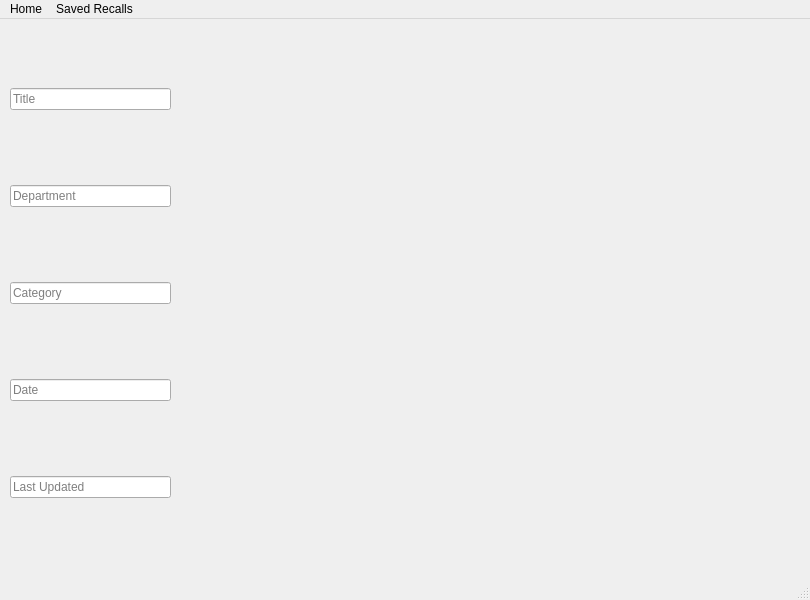
The window that Home.ui (KevinRoseTech/CanGovRecallPy) describes before a commit, drawn with Qt 5.
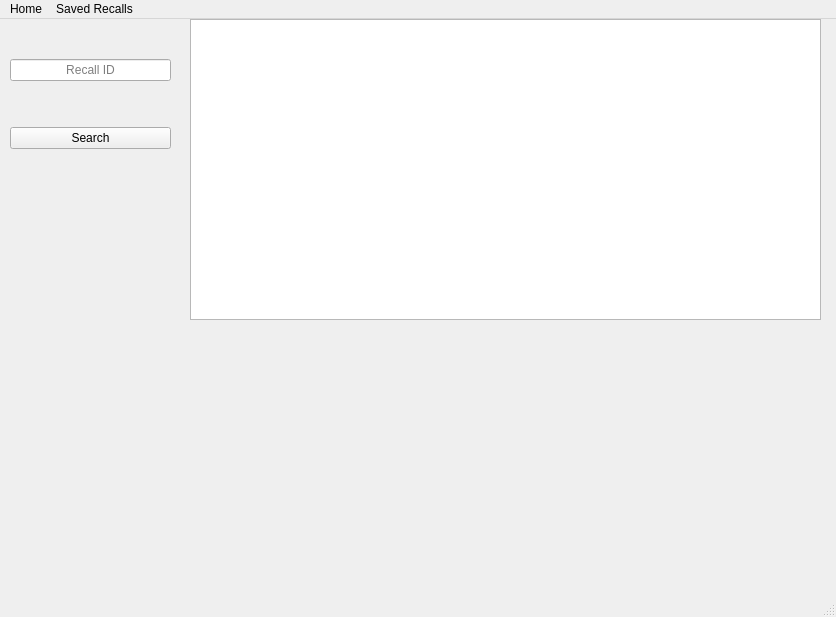
The same window after the commit.

Commit message: Framework to display info in tiles

```diff
--- a/Home.ui
+++ b/Home.ui
@@ -6,82 +6,63 @@
    <rect>
     <x>0</x>
     <y>0</y>
-    <width>810</width>
-    <height>600</height>
+    <width>836</width>
+    <height>617</height>
    </rect>
   </property>
   <property name="windowTitle">
    <string>MainWindow</string>
   </property>
   <widget class="QWidget" name="centralwidget">
-   <widget class="QWidget" name="gridLayoutWidget">
-    <property name="geometry">
-     <rect>
-      <x>180</x>
-      <y>0</y>
-      <width>621</width>
-      <height>551</height>
-     </rect>
-    </property>
-    <layout class="QGridLayout" name="gridLayout"/>
-   </widget>
    <widget class="QWidget" name="verticalLayoutWidget">
     <property name="geometry">
      <rect>
       <x>10</x>
       <y>0</y>
       <width>161</width>
-      <height>551</height>
+      <height>171</height>
      </rect>
     </property>
     <layout class="QVBoxLayout" name="verticalLayout">
-     <item>
-      <widget class="QLineEdit" name="lineEdit_2">
-       <property name="placeholderText">
-        <string>Title</string>
-       </property>
-      </widget>
-     </item>
-     <item>
-      <widget class="QLineEdit" name="lineEdit_5">
-       <property name="placeholderText">
-        <string>Department</string>
-       </property>
-      </widget>
-     </item>
-     <item>
-      <widget class="QLineEdit" name="lineEdit">
-       <property name="placeholderText">
-        <string>Category</string>
-       </property>
-      </widget>
-     </item>
      <item>
       <widget class="QLineEdit" name="lineEdit_4">
        <property name="text">
         <string/>
        </property>
+       <property name="alignment">
+        <set>Qt::AlignCenter</set>
+       </property>
        <property name="placeholderText">
-        <string>Date</string>
+        <string>Recall ID</string>
        </property>
       </widget>
      </item>
      <item>
-      <widget class="QLineEdit" name="lineEdit_3">
-       <property name="placeholderText">
-        <string>Last Updated</string>
+      <widget class="QPushButton" name="pushButton">
+       <property name="text">
+        <string>Search</string>
        </property>
       </widget>
      </item>
     </layout>
    </widget>
+   <widget class="QTableWidget" name="tableWidget">
+    <property name="geometry">
+     <rect>
+      <x>190</x>
+      <y>0</y>
+      <width>631</width>
+      <height>301</height>
+     </rect>
+    </property>
+   </widget>
   </widget>
   <widget class="QMenuBar" name="menubar">
    <property name="geometry">
     <rect>
      <x>0</x>
      <y>0</y>
-     <width>810</width>
+     <width>836</width>
      <height>26</height>
     </rect>
    </property>
```
The commit also changes 2 other files.
